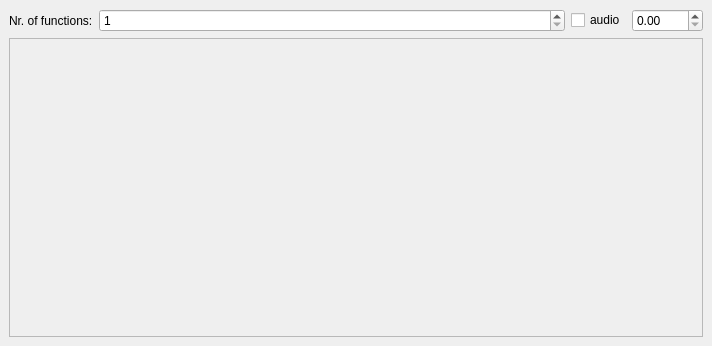
First picture: the form in src/view/ui/mainwindow.ui, repository EsGeh/function-graph-explorer, before the edit.
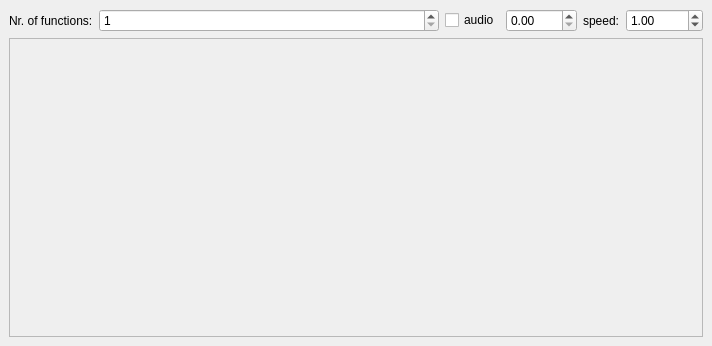
Second picture: the form after the edit.

Commit message: feature: add global playback speed

The edit to the form file:
```diff
--- a/src/view/ui/mainwindow.ui
+++ b/src/view/ui/mainwindow.ui
@@ -16,7 +16,7 @@
   <widget class="QWidget" name="centralwidget">
    <layout class="QVBoxLayout" name="mainLayout" stretch="0,0">
     <item>
-     <layout class="QHBoxLayout" name="horizontalLayout" stretch="0,1,0,0">
+     <layout class="QHBoxLayout" name="horizontalLayout" stretch="0,1,0,0,0,0">
       <item>
        <widget class="QLabel" name="label">
         <property name="text">
@@ -54,6 +54,23 @@
         </property>
        </widget>
       </item>
+      <item>
+       <widget class="QLabel" name="label_2">
+        <property name="text">
+         <string>speed:</string>
+        </property>
+       </widget>
+      </item>
+      <item>
+       <widget class="QDoubleSpinBox" name="playbackSpeed">
+        <property name="maximum">
+         <double>22050.000000000000000</double>
+        </property>
+        <property name="value">
+         <double>1.000000000000000</double>
+        </property>
+       </widget>
+      </item>
      </layout>
     </item>
     <item>
```
Left out of the diff: 4 changed lines with no effect on the pictures. The commit also changes 8 other files.
